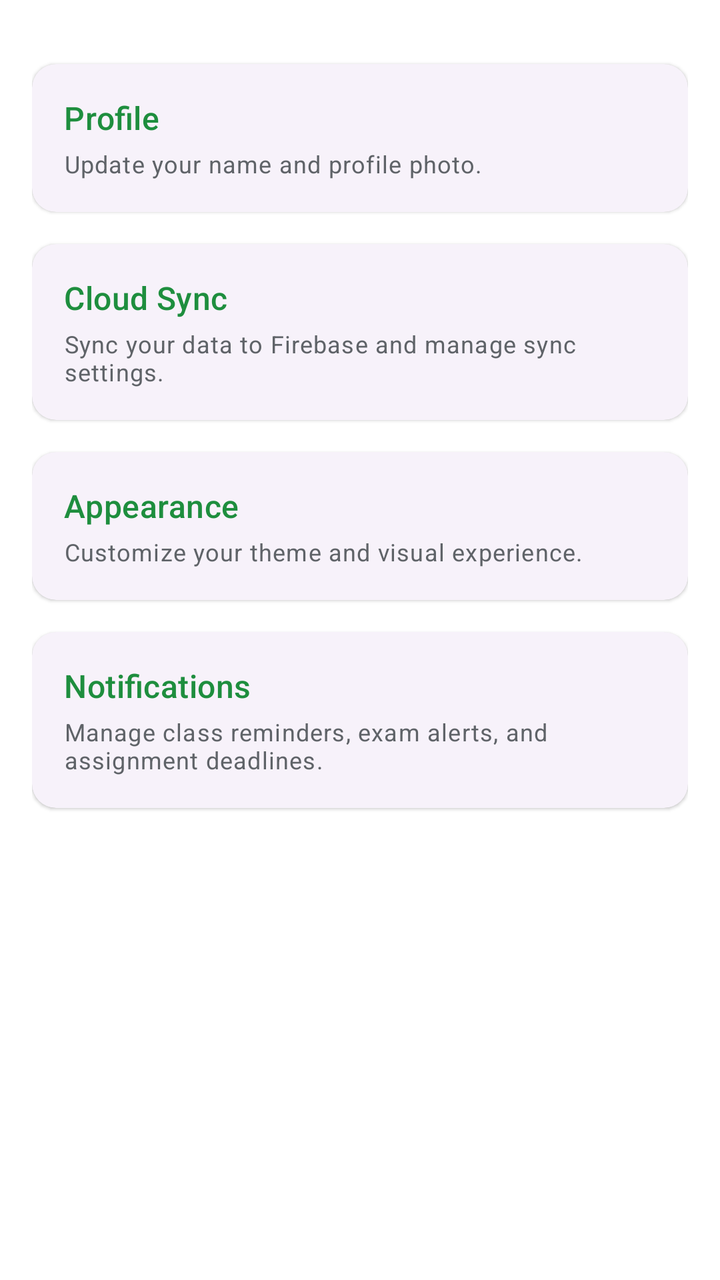
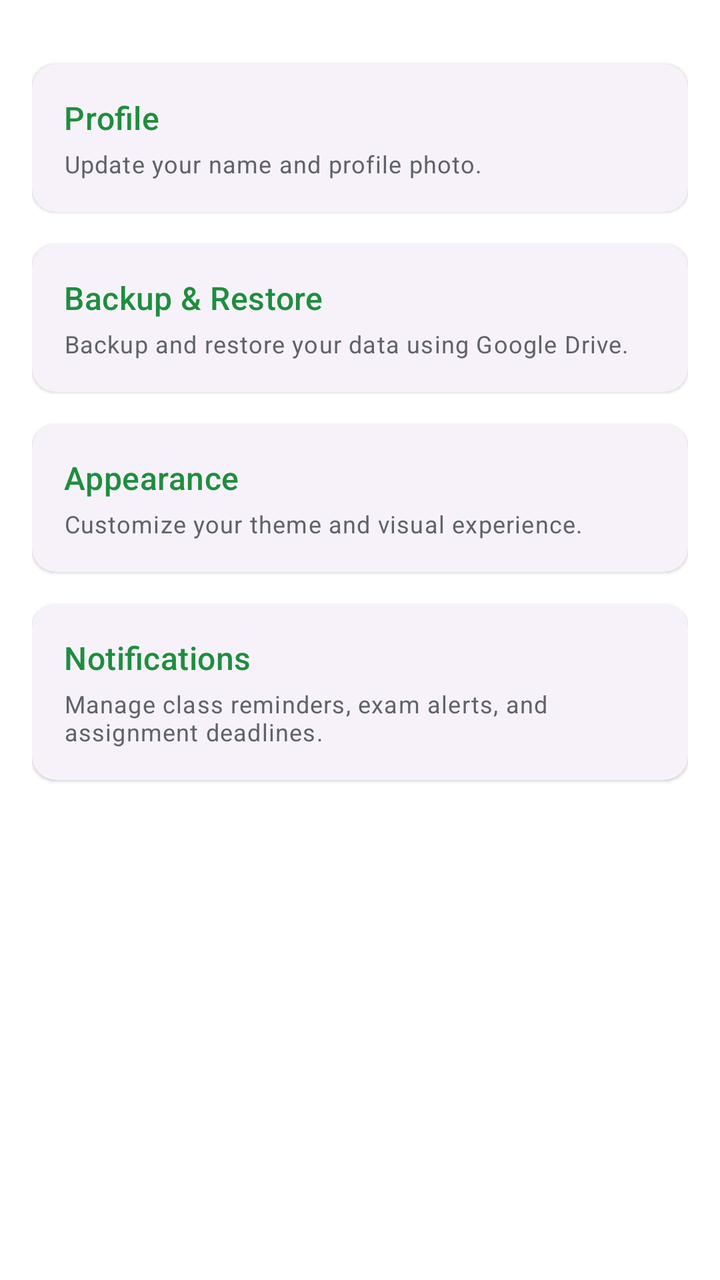

Compare the two renders of this Android layout. The source of the first and the diff that turns it into the second are given below.
<!-- AndroidManifest.xml: application theme Theme.Studbuddy -->
<!-- res/layout/fragment_settings.xml -->
<?xml version="1.0" encoding="utf-8"?>
<LinearLayout xmlns:android="http://schemas.android.com/apk/res/android"
    xmlns:app="http://schemas.android.com/apk/res-auto"
    android:layout_width="match_parent"
    android:layout_height="match_parent"
    android:background="?attr/colorSurface"
    android:orientation="vertical"
    android:padding="16dp">

    <com.google.android.material.card.MaterialCardView
        android:id="@+id/cardProfile"
        android:layout_width="match_parent"
        android:layout_height="wrap_content"
        android:layout_marginTop="16dp"
        android:clickable="true"
        android:focusable="true"
        style="?attr/materialCardViewElevatedStyle"
        app:cardCornerRadius="12dp">

        <LinearLayout
            android:layout_width="match_parent"
            android:layout_height="wrap_content"
            android:orientation="vertical"
            android:padding="16dp">

            <TextView
                android:layout_width="wrap_content"
                android:layout_height="wrap_content"
                android:text="Profile"
                android:textAppearance="?attr/textAppearanceTitleMedium"
                android:textColor="?attr/colorPrimary" />

            <TextView
                android:layout_width="wrap_content"
                android:layout_height="wrap_content"
                android:layout_marginTop="4dp"
                android:text="Update your name and profile photo."
                android:textAppearance="?attr/textAppearanceBodySmall"
                android:textColor="?attr/colorOnSurfaceVariant" />

        </LinearLayout>
    </com.google.android.material.card.MaterialCardView>

    <com.google.android.material.card.MaterialCardView
        android:id="@+id/cardCloudSync"
        android:layout_width="match_parent"
        android:layout_height="wrap_content"
        android:layout_marginTop="16dp"
        android:clickable="true"
        android:focusable="true"
        style="?attr/materialCardViewElevatedStyle"
        app:cardCornerRadius="12dp">

        <LinearLayout
            android:layout_width="match_parent"
            android:layout_height="wrap_content"
            android:orientation="vertical"
            android:padding="16dp">

            <TextView
                android:layout_width="wrap_content"
                android:layout_height="wrap_content"
                android:text="Cloud Sync"
                android:textAppearance="?attr/textAppearanceTitleMedium"
                android:textColor="?attr/colorPrimary" />

            <TextView
                android:layout_width="wrap_content"
                android:layout_height="wrap_content"
                android:layout_marginTop="4dp"
                android:text="Sync your data to Firebase and manage sync settings."
                android:textAppearance="?attr/textAppearanceBodySmall"
                android:textColor="?attr/colorOnSurfaceVariant" />

        </LinearLayout>
    </com.google.android.material.card.MaterialCardView>

    <com.google.android.material.card.MaterialCardView
        android:id="@+id/cardAppearance"
        android:layout_width="match_parent"
        android:layout_height="wrap_content"
        android:layout_marginTop="16dp"
        android:clickable="true"
        android:focusable="true"
        style="?attr/materialCardViewElevatedStyle"
        app:cardCornerRadius="12dp">

        <LinearLayout
            android:layout_width="match_parent"
            android:layout_height="wrap_content"
            android:orientation="vertical"
            android:padding="16dp">

            <TextView
                android:layout_width="wrap_content"
                android:layout_height="wrap_content"
                android:text="Appearance"
                android:textAppearance="?attr/textAppearanceTitleMedium"
                android:textColor="?attr/colorPrimary" />

            <TextView
                android:layout_width="wrap_content"
                android:layout_height="wrap_content"
                android:layout_marginTop="4dp"
                android:text="Customize your theme and visual experience."
                android:textAppearance="?attr/textAppearanceBodySmall"
                android:textColor="?attr/colorOnSurfaceVariant" />

        </LinearLayout>
    </com.google.android.material.card.MaterialCardView>

    <com.google.android.material.card.MaterialCardView
        android:id="@+id/cardNotifications"
        android:layout_width="match_parent"
        android:layout_height="wrap_content"
        android:layout_marginTop="16dp"
        android:clickable="true"
        android:focusable="true"
        style="?attr/materialCardViewElevatedStyle"
        app:cardCornerRadius="12dp">

        <LinearLayout
            android:layout_width="match_parent"
            android:layout_height="wrap_content"
            android:orientation="vertical"
            android:padding="16dp">

            <TextView
                android:layout_width="wrap_content"
                android:layout_height="wrap_content"
                android:text="Notifications"
                android:textAppearance="?attr/textAppearanceTitleMedium"
                android:textColor="?attr/colorPrimary" />

            <TextView
                android:layout_width="wrap_content"
                android:layout_height="wrap_content"
                android:layout_marginTop="4dp"
                android:text="Manage class reminders, exam alerts, and assignment deadlines."
                android:textAppearance="?attr/textAppearanceBodySmall"
                android:textColor="?attr/colorOnSurfaceVariant" />

        </LinearLayout>
    </com.google.android.material.card.MaterialCardView>

</LinearLayout>
<!-- resources referenced by this layout -->
<resources>
  <style name="Theme.Studbuddy" parent="Theme.Material3.DayNight.NoActionBar">
          
          <item name="colorPrimary">@color/md_theme_light_primary</item>
          <item name="colorOnPrimary">@color/md_theme_light_onPrimary</item>
          <item name="colorPrimaryContainer">@color/md_theme_light_primaryContainer</item>
          <item name="colorOnPrimaryContainer">@color/md_theme_light_onPrimaryContainer</item>
          <item name="colorSecondary">@color/md_theme_light_secondary</item>
          <item name="colorOnSecondary">@color/md_theme_light_onSecondary</item>
          <item name="colorSecondaryContainer">@color/md_theme_light_secondaryContainer</item>
          <item name="colorOnSecondaryContainer">@color/md_theme_light_onSecondaryContainer</item>
          <item name="colorTertiary">@color/md_theme_light_tertiary</item>
          <item name="colorOnTertiary">@color/md_theme_light_onTertiary</item>
          <item name="colorTertiaryContainer">@color/md_theme_light_tertiaryContainer</item>
          <item name="colorOnTertiaryContainer">@color/md_theme_light_onTertiaryContainer</item>
          <item name="colorError">@color/md_theme_light_error</item>
          <item name="colorOnError">@color/md_theme_light_onError</item>
          <item name="colorErrorContainer">@color/md_theme_light_errorContainer</item>
          <item name="colorOnErrorContainer">@color/md_theme_light_onErrorContainer</item>
          <item name="android:windowBackground">@color/md_theme_light_background</item>
          <item name="colorOutline">@color/md_theme_light_outline</item>
          <item name="colorSurfaceVariant">@color/md_theme_light_surfaceVariant</item>
          <item name="colorOnSurfaceVariant">@color/md_theme_light_onSurfaceVariant</item>
          <item name="colorSurface">@color/md_theme_light_surface</item>
          <item name="colorOnSurface">@color/md_theme_light_onSurface</item>
  
          
          <item name="headerBackground">?attr/colorSurface</item>
          <item name="headerTextColor">?attr/colorOnSurface</item>
  
          
          <item name="materialCardViewStyle">@style/Widget.Material3.CardView.Outlined</item>
      </style>
  <color name="md_theme_light_primary">#1E8E3E</color>
  <color name="md_theme_light_onPrimary">#FFFFFF</color>
  <color name="md_theme_light_primaryContainer">#E6F4EA</color>
  <color name="md_theme_light_onPrimaryContainer">#0D652D</color>
  <color name="md_theme_light_secondary">#5F6368</color>
  <color name="md_theme_light_onSecondary">#FFFFFF</color>
  <color name="md_theme_light_secondaryContainer">#E8EAED</color>
  <color name="md_theme_light_onSecondaryContainer">#202124</color>
  <color name="md_theme_light_tertiary">#1967D2</color>
  <color name="md_theme_light_onTertiary">#FFFFFF</color>
  <color name="md_theme_light_tertiaryContainer">#E8F0FE</color>
  <color name="md_theme_light_onTertiaryContainer">#174EA6</color>
  <color name="md_theme_light_error">#D93025</color>
  <color name="md_theme_light_onError">#FFFFFF</color>
  <color name="md_theme_light_errorContainer">#FCE8E6</color>
  <color name="md_theme_light_onErrorContainer">#A50E0E</color>
  <color name="md_theme_light_background">#F8F9FA</color>
  <color name="md_theme_light_outline">#DADCE0</color>
  <color name="md_theme_light_surfaceVariant">#F1F3F4</color>
  <color name="md_theme_light_onSurfaceVariant">#5F6368</color>
  <color name="md_theme_light_surface">#FFFFFF</color>
  <color name="md_theme_light_onSurface">#202124</color>
</resources>

<!-- the commit's change to res/layout/fragment_settings.xml (unified diff, before → after) -->
@@ -42,7 +42,7 @@
     </com.google.android.material.card.MaterialCardView>
 
     <com.google.android.material.card.MaterialCardView
-        android:id="@+id/cardCloudSync"
+        android:id="@+id/cardBackup"
         android:layout_width="match_parent"
         android:layout_height="wrap_content"
         android:layout_marginTop="16dp"
@@ -60,7 +60,7 @@
             <TextView
                 android:layout_width="wrap_content"
                 android:layout_height="wrap_content"
-                android:text="Cloud Sync"
+                android:text="Backup &amp; Restore"
                 android:textAppearance="?attr/textAppearanceTitleMedium"
                 android:textColor="?attr/colorPrimary" />
 
@@ -68,7 +68,7 @@
                 android:layout_width="wrap_content"
                 android:layout_height="wrap_content"
                 android:layout_marginTop="4dp"
-                android:text="Sync your data to Firebase and manage sync settings."
+                android:text="Backup and restore your data using Google Drive."
                 android:textAppearance="?attr/textAppearanceBodySmall"
                 android:textColor="?attr/colorOnSurfaceVariant" />
 
